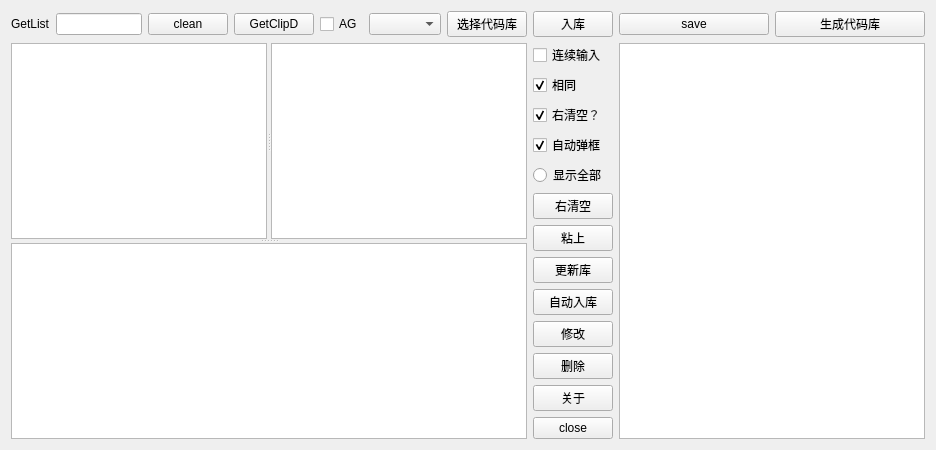
yjduoduo/auto_c_code, file auto_c_code/autoccode.ui: the form before one commit.
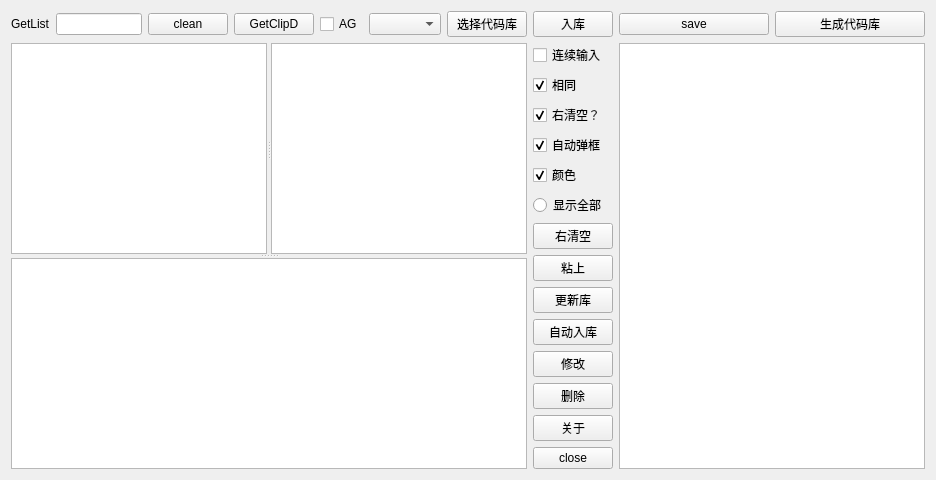
The form after the commit.

Commit message:
对右侧显示的内容添加颜色进行显示，字段稍微大一号
遗留问题，带有隐号的内容无法查询出来
"weiwei"

```diff
--- a/auto_c_code/autoccode.ui
+++ b/auto_c_code/autoccode.ui
@@ -146,6 +146,16 @@
          </property>
         </widget>
        </item>
+       <item>
+        <widget class="QCheckBox" name="checkBox_ResWithColor">
+         <property name="text">
+          <string>颜色</string>
+         </property>
+         <property name="checked">
+          <bool>true</bool>
+         </property>
+        </widget>
+       </item>
        <item>
         <widget class="QRadioButton" name="radioButton_showall">
          <property name="text">
```
The commit also changes 6 other files.
